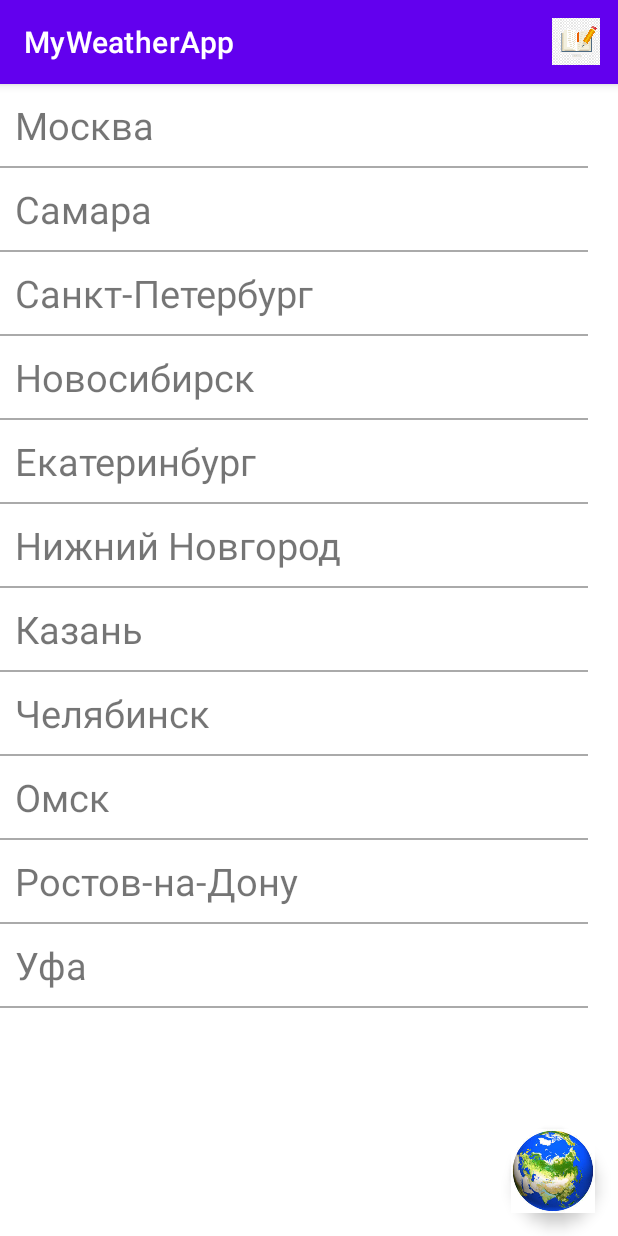
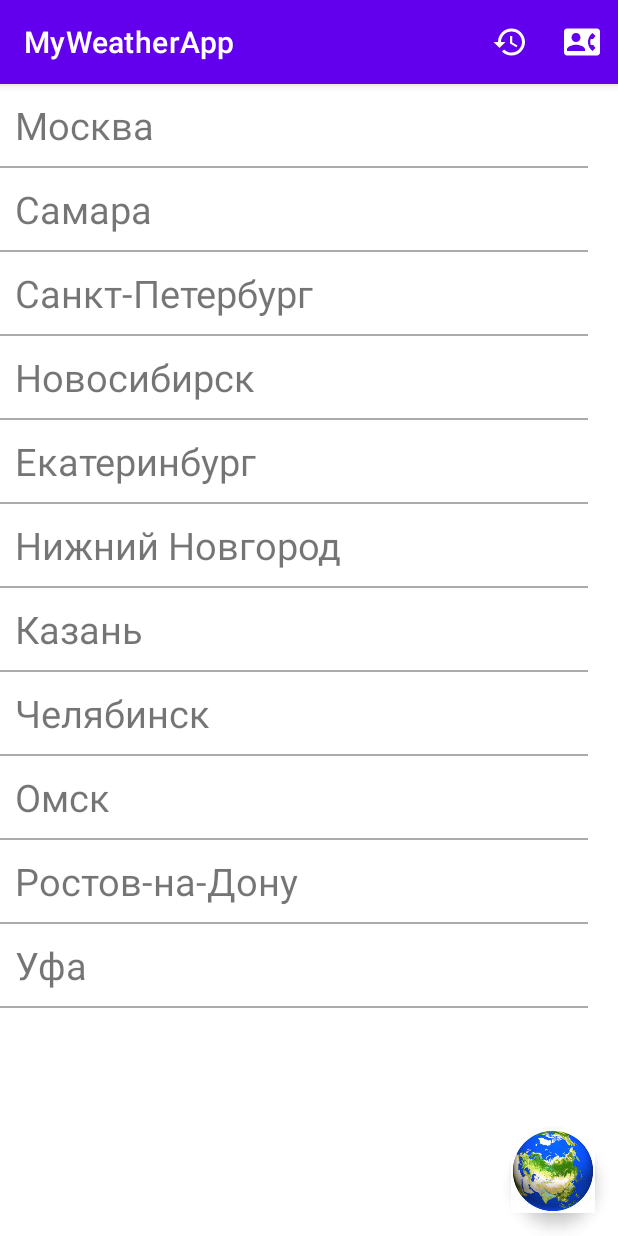
Before and after one commit to Evgeniy16312/MyWeatherApp, an Android app: the screen it shows after launch (MainActivity), on a phone screen of 412 x 824 dp. Run offline under Robolectric (Android 15) with nearby library versions, the phone set to English and light mode, and no system bars; our stand-ins replace Room's generated code.

Commit message:
homework 9 in process

```diff
--- a/app/src/main/AndroidManifest.xml
+++ b/app/src/main/AndroidManifest.xml
@@ -3,6 +3,7 @@
     package="com.example.myweatherapp">
 
     <uses-permission android:name="android.permission.INTERNET" />
+    <uses-permission android:name="android.permission.READ_CONTACTS" />
 
     <application
         android:name="model.app.App"
--- /dev/null
+++ b/app/src/main/res/drawable/ic_baseline_contact_phone_24.xml
@@ -0,0 +1,10 @@
+<vector xmlns:android="http://schemas.android.com/apk/res/android"
+    android:width="24dp"
+    android:height="24dp"
+    android:viewportWidth="24"
+    android:viewportHeight="24"
+    android:tint="?attr/colorControlNormal">
+  <path
+      android:fillColor="@android:color/white"
+      android:pathData="M22,3L2,3C0.9,3 0,3.9 0,5v14c0,1.1 0.9,2 2,2h20c1.1,0 1.99,-0.9 1.99,-2L24,5c0,-1.1 -0.9,-2 -2,-2zM8,6c1.66,0 3,1.34 3,3s-1.34,3 -3,3 -3,-1.34 -3,-3 1.34,-3 3,-3zM14,18L2,18v-1c0,-2 4,-3.1 6,-3.1s6,1.1 6,3.1v1zM17.85,14h1.64L21,16l-1.99,1.99c-1.31,-0.98 -2.28,-2.38 -2.73,-3.99 -0.18,-0.64 -0.28,-1.31 -0.28,-2s0.1,-1.36 0.28,-2c0.45,-1.62 1.42,-3.01 2.73,-3.99L21,8l-1.51,2h-1.64c-0.22,0.63 -0.35,1.3 -0.35,2s0.13,1.37 0.35,2z"/>
+</vector>
--- /dev/null
+++ b/app/src/main/res/drawable/ic_baseline_history_24.xml
@@ -0,0 +1,10 @@
+<vector xmlns:android="http://schemas.android.com/apk/res/android"
+    android:width="24dp"
+    android:height="24dp"
+    android:viewportWidth="24"
+    android:viewportHeight="24"
+    android:tint="?attr/colorControlNormal">
+  <path
+      android:fillColor="@android:color/white"
+      android:pathData="M13,3c-4.97,0 -9,4.03 -9,9L1,12l3.89,3.89 0.07,0.14L9,12L6,12c0,-3.87 3.13,-7 7,-7s7,3.13 7,7 -3.13,7 -7,7c-1.93,0 -3.68,-0.79 -4.94,-2.06l-1.42,1.42C8.27,19.99 10.51,21 13,21c4.97,0 9,-4.03 9,-9s-4.03,-9 -9,-9zM12,8v5l4.28,2.54 0.72,-1.21 -3.5,-2.08L13.5,8L12,8z"/>
+</vector>
--- a/app/src/main/res/menu/menu_history.xml
+++ b/app/src/main/res/menu/menu_history.xml
@@ -4,7 +4,12 @@
 
     <item
         android:id="@+id/menu_history"
+        android:icon="@drawable/ic_baseline_history_24"
         android:title="@string/menu_title_history"
-        android:icon="@drawable/ic_history"
-        app:showAsAction="always"/>
+        app:showAsAction="always" />
+    <item
+        android:id="@+id/menu_content_provider"
+        android:icon="@drawable/ic_baseline_contact_phone_24"
+        android:title="@string/content_provider"
+        app:showAsAction="ifRoom" />
 </menu>
--- a/app/src/main/res/values/strings.xml
+++ b/app/src/main/res/values/strings.xml
@@ -10,4 +10,5 @@
     <string name="error">ошибка</string>
     <string name="reload">перезагрузка</string>
     <string name="todo">TODO</string>
+    <string name="content_provider">content_provider</string>
 </resources>
```
Also changed, not shown: app/src/main/java/view/main/MainActivity.kt (+63 -0 lines).
